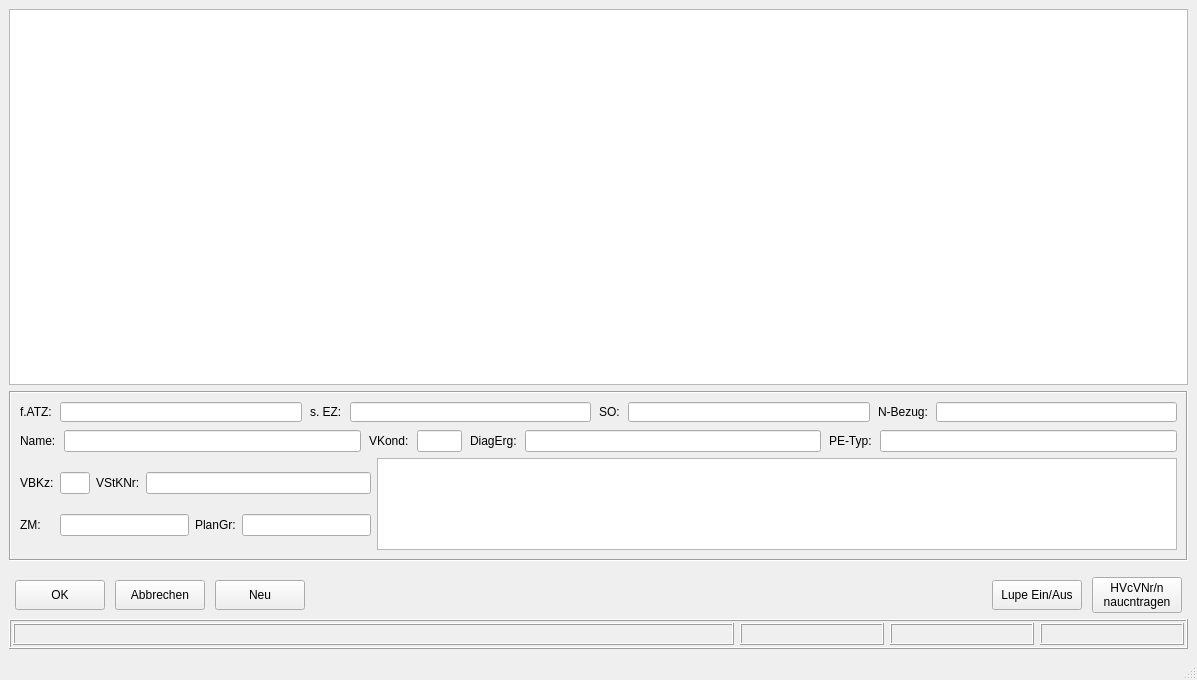
This is Smile/UI/auftragsannahme_many.ui in DenisReznikov/Smile as Qt 5 draws it before an edit. The edited form follows.
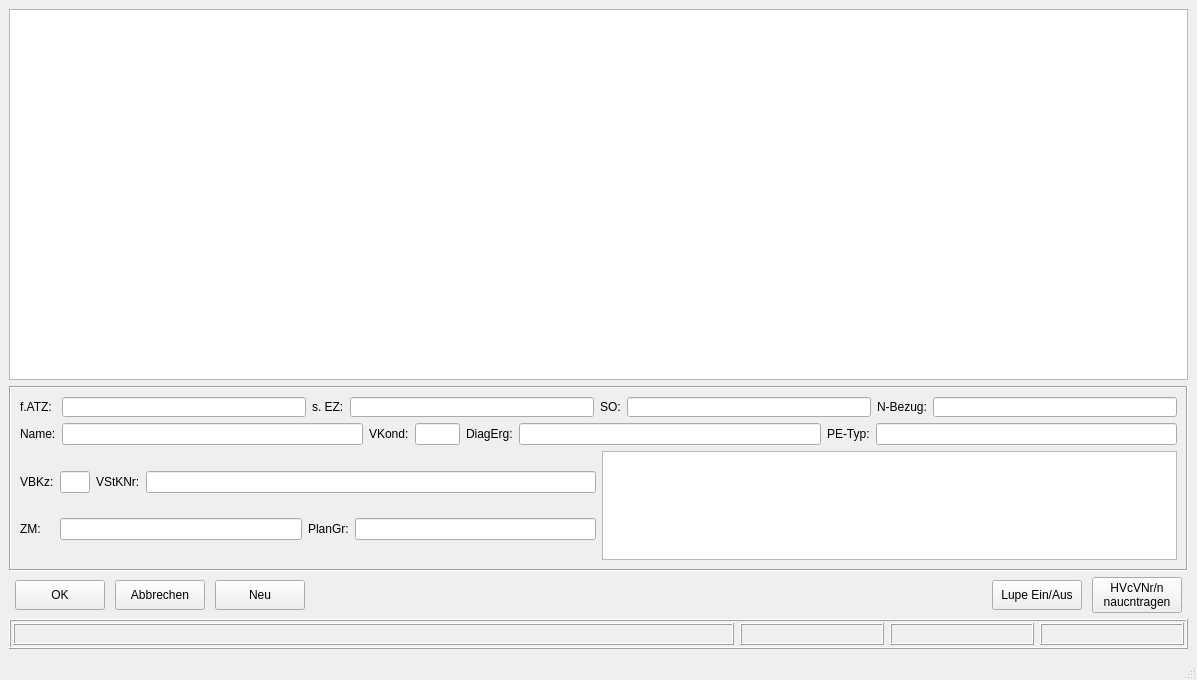
This is the edited form.

The edit to the form file:
```diff
--- a/Smile/UI/auftragsannahme_many.ui
+++ b/Smile/UI/auftragsannahme_many.ui
@@ -15,17 +15,15 @@
   </property>
   <property name="minimumSize">
    <size>
-    <width>798</width>
-    <height>576</height>
+    <width>0</width>
+    <height>0</height>
    </size>
   </property>
   <property name="windowTitle">
    <string>Auftragsannahme_Many</string>
   </property>
   <widget class="QWidget" name="centralwidget">
-   <layout class="QVBoxLayout" name="verticalLayout_5">
-    <item>
-     <layout class="QVBoxLayout" name="verticalLayout_4">
+   <layout class="QVBoxLayout" name="verticalLayout_2" stretch="10,5,0,0">
       <item>
        <widget class="QTableView" name="tableView">
         <property name="minimumSize">
@@ -61,14 +59,14 @@
        <widget class="QFrame" name="outFrame">
         <property name="minimumSize">
          <size>
-          <width>780</width>
-          <height>145</height>
+        <width>0</width>
+        <height>0</height>
          </size>
         </property>
         <property name="maximumSize">
          <size>
           <width>16777215</width>
-          <height>170</height>
+        <height>16777215</height>
          </size>
         </property>
         <property name="frameShape">
@@ -77,21 +75,18 @@
         <property name="frameShadow">
          <enum>QFrame::Sunken</enum>
         </property>
-        <layout class="QGridLayout" name="gridLayout">
-         <item row="0" column="0" colspan="2">
-          <layout class="QVBoxLayout" name="verticalLayout_2">
-           <property name="spacing">
-            <number>8</number>
-           </property>
+      <layout class="QVBoxLayout" name="verticalLayout">
            <item>
-            <layout class="QHBoxLayout" name="horizontalLayout_3">
-             <item>
+        <layout class="QFormLayout" name="formLayout_2">
+         <item row="0" column="0">
               <widget class="QLabel" name="label">
                <property name="text">
                 <string>f.ATZ:</string>
                </property>
               </widget>
              </item>
+         <item row="0" column="1">
+          <layout class="QHBoxLayout" name="horizontalLayout">
              <item>
               <widget class="QLineEdit" name="line_f_ATZ">
                <property name="minimumSize">
@@ -179,15 +174,15 @@
              </item>
             </layout>
            </item>
-           <item>
-            <layout class="QHBoxLayout" name="horizontalLayout_4">
-             <item>
+         <item row="1" column="0">
               <widget class="QLabel" name="label_2">
                <property name="text">
                 <string>Name:</string>
                </property>
               </widget>
              </item>
+         <item row="1" column="1">
+          <layout class="QHBoxLayout" name="horizontalLayout_3">
              <item>
               <widget class="QLineEdit" name="line_Name">
                <property name="minimumSize">
@@ -268,14 +263,11 @@
            </item>
           </layout>
          </item>
+       <item>
+        <layout class="QHBoxLayout" name="horizontalLayout_6">
+         <item>
+          <layout class="QFormLayout" name="formLayout">
          <item row="1" column="0">
-          <layout class="QVBoxLayout" name="verticalLayout">
-           <property name="spacing">
-            <number>6</number>
-           </property>
-           <item>
-            <layout class="QHBoxLayout" name="horizontalLayout_5">
-             <item>
               <widget class="QLabel" name="line_VBKz">
                <property name="minimumSize">
                 <size>
@@ -288,6 +280,8 @@
                </property>
               </widget>
              </item>
+           <item row="1" column="1">
+            <layout class="QHBoxLayout" name="horizontalLayout_4">
              <item>
               <widget class="QLineEdit" name="lineEdit_3">
                <property name="maximumSize">
@@ -323,9 +317,7 @@
              </item>
             </layout>
            </item>
-           <item>
-            <layout class="QHBoxLayout" name="horizontalLayout_6">
-             <item>
+           <item row="3" column="0">
               <widget class="QLabel" name="label_4">
                <property name="minimumSize">
                 <size>
@@ -338,6 +330,8 @@
                </property>
               </widget>
              </item>
+           <item row="3" column="1">
+            <layout class="QHBoxLayout" name="horizontalLayout_5">
              <item>
               <widget class="QLineEdit" name="line_ZM">
                <property name="readOnly">
@@ -361,14 +355,53 @@
              </item>
             </layout>
            </item>
+           <item row="0" column="1">
+            <spacer name="verticalSpacer">
+             <property name="orientation">
+              <enum>Qt::Vertical</enum>
+             </property>
+             <property name="sizeHint" stdset="0">
+              <size>
+               <width>20</width>
+               <height>40</height>
+              </size>
+             </property>
+            </spacer>
+           </item>
+           <item row="4" column="1">
+            <spacer name="verticalSpacer_2">
+             <property name="orientation">
+              <enum>Qt::Vertical</enum>
+             </property>
+             <property name="sizeHint" stdset="0">
+              <size>
+               <width>20</width>
+               <height>40</height>
+              </size>
+             </property>
+            </spacer>
+           </item>
+           <item row="2" column="1">
+            <spacer name="verticalSpacer_3">
+             <property name="orientation">
+              <enum>Qt::Vertical</enum>
+             </property>
+             <property name="sizeHint" stdset="0">
+              <size>
+               <width>20</width>
+               <height>40</height>
+              </size>
+             </property>
+            </spacer>
+           </item>
           </layout>
          </item>
-         <item row="1" column="1">
+         <item>
           <widget class="QPlainTextEdit" name="line_BigInfo">
            <property name="minimumSize">
             <size>
-             <width>800</width>
-             <height>40</height>
+             <width>0</width>
+             <height>0</height>
             </size>
            </property>
            <property name="undoRedoEnabled">
@@ -383,25 +416,9 @@
           </widget>
          </item>
         </layout>
-       </widget>
-      </item>
-     </layout>
-    </item>
-    <item>
-     <spacer name="verticalSpacer">
-      <property name="orientation">
-       <enum>Qt::Vertical</enum>
-      </property>
-      <property name="sizeType">
-       <enum>QSizePolicy::Minimum</enum>
-      </property>
-      <property name="sizeHint" stdset="0">
-       <size>
-        <width>20</width>
-        <height>10</height>
-       </size>
-      </property>
-     </spacer>
+       </item>
+      </layout>
+     </widget>
     </item>
     <item>
      <layout class="QHBoxLayout" name="horizontalLayout_2">
```
Lines whose indentation alone changed are shown as unchanged.
